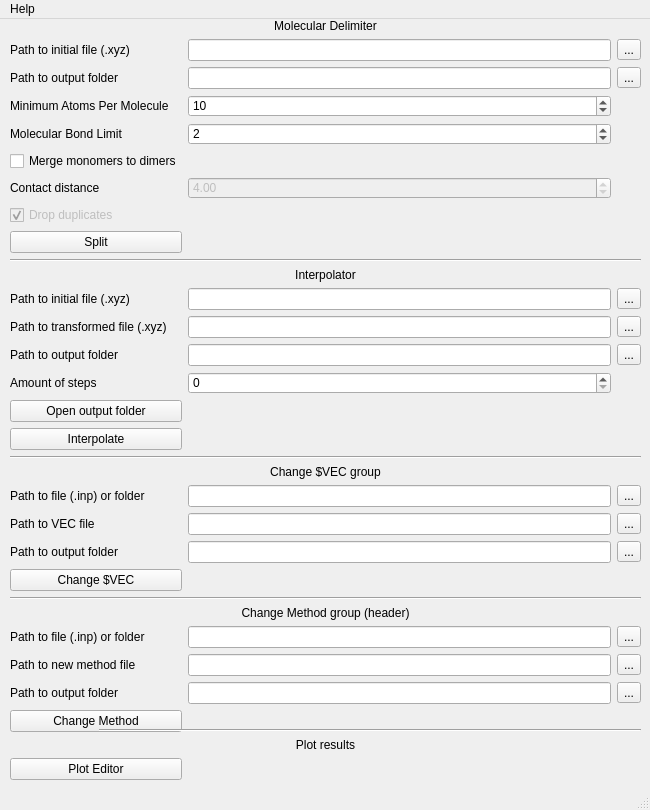
Above: design/mainWindow.ui from hipstorsmith/molecule_processor before the change. Below: the same form after it.
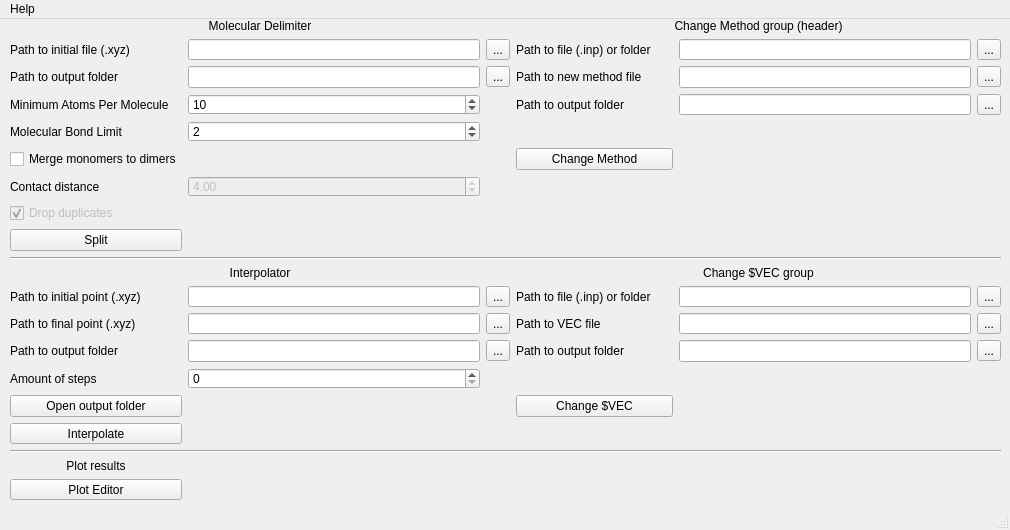
That is the form after the change.

Diff of the .ui file:
```diff
--- a/design/mainWindow.ui
+++ b/design/mainWindow.ui
@@ -6,38 +6,62 @@
    <rect>
     <x>0</x>
     <y>0</y>
-    <width>650</width>
-    <height>810</height>
+    <width>1010</width>
+    <height>530</height>
    </rect>
   </property>
   <property name="minimumSize">
    <size>
-    <width>650</width>
-    <height>810</height>
+    <width>1010</width>
+    <height>530</height>
    </size>
   </property>
   <property name="maximumSize">
    <size>
-    <width>650</width>
-    <height>810</height>
+    <width>1010</width>
+    <height>530</height>
    </size>
   </property>
   <property name="windowTitle">
    <string>Molecule Processor</string>
   </property>
   <widget class="QWidget" name="centralwidget">
-   <widget class="QWidget" name="layoutWidget">
+   <widget class="QWidget" name="">
     <property name="geometry">
      <rect>
       <x>10</x>
       <y>0</y>
-      <width>631</width>
-      <height>761</height>
+      <width>991</width>
+      <height>481</height>
      </rect>
     </property>
     <layout class="QGridLayout" name="gridLayout">
-     <item row="2" column="2">
-      <widget class="QLineEdit" name="delimiterOutputFolderEdit">
+     <item row="12" column="3" colspan="2">
+      <widget class="QLabel" name="label_5">
+       <property name="text">
+        <string>Path to file (.inp) or folder</string>
+       </property>
+      </widget>
+     </item>
+     <item row="14" column="3" colspan="2">
+      <widget class="QLabel" name="label_15">
+       <property name="text">
+        <string>Path to output folder</string>
+       </property>
+      </widget>
+     </item>
+     <item row="0" column="3" colspan="4">
+      <widget class="QLabel" name="label_2">
+       <property name="text">
+        <string>Change Method group (header)</string>
+       </property>
+       <property name="alignment">
+        <set>Qt::AlignCenter</set>
+       </property>
+      </widget>
+     </item>
+     <item row="14" column="1">
+      <widget class="QLineEdit" name="interpolationOutputFolderEdit">
        <property name="enabled">
         <bool>true</bool>
        </property>
@@ -46,28 +70,160 @@
        </property>
       </widget>
      </item>
-     <item row="3" column="0" colspan="2">
-      <widget class="QLabel" name="label_24">
+     <item row="14" column="5">
+      <widget class="QLineEdit" name="vecOutputFolderEdit">
+       <property name="enabled">
+        <bool>true</bool>
+       </property>
+       <property name="readOnly">
+        <bool>true</bool>
+       </property>
+      </widget>
+     </item>
+     <item row="16" column="0">
+      <widget class="QPushButton" name="interpolatorOpenFolderButton">
        <property name="text">
-        <string>Minimum Atoms Per Molecule</string>
+        <string>Open output folder</string>
        </property>
       </widget>
      </item>
-     <item row="4" column="2">
-      <widget class="QSpinBox" name="delimiterBondAtomsBox">
-       <property name="value">
-        <number>2</number>
+     <item row="15" column="1">
+      <widget class="QSpinBox" name="interpolationStepsAmountBox">
+       <property name="maximum">
+        <number>99999</number>
        </property>
       </widget>
      </item>
-     <item row="1" column="0" colspan="2">
+     <item row="18" column="0" colspan="7">
+      <widget class="Line" name="line_4">
+       <property name="orientation">
+        <enum>Qt::Horizontal</enum>
+       </property>
+      </widget>
+     </item>
+     <item row="20" column="0">
+      <widget class="QPushButton" name="plotRunEditorButton">
+       <property name="text">
+        <string>Plot Editor</string>
+       </property>
+      </widget>
+     </item>
+     <item row="14" column="2">
+      <widget class="QToolButton" name="interpolationOutputFolderButton">
+       <property name="text">
+        <string>...</string>
+       </property>
+      </widget>
+     </item>
+     <item row="13" column="6">
+      <widget class="QToolButton" name="vecVecFileButton">
+       <property name="text">
+        <string>...</string>
+       </property>
+      </widget>
+     </item>
+     <item row="15" column="0">
+      <widget class="QLabel" name="label_13">
+       <property name="text">
+        <string>Amount of steps</string>
+       </property>
+       <property name="alignment">
+        <set>Qt::AlignLeading|Qt::AlignLeft|Qt::AlignVCenter</set>
+       </property>
+      </widget>
+     </item>
+     <item row="19" column="0">
+      <widget class="QLabel" name="label_4">
+       <property name="text">
+        <string>Plot results</string>
+       </property>
+       <property name="alignment">
+        <set>Qt::AlignCenter</set>
+       </property>
+      </widget>
+     </item>
+     <item row="14" column="6">
+      <widget class="QToolButton" name="vecOutputFolderButton">
+       <property name="text">
+        <string>...</string>
+       </property>
+      </widget>
+     </item>
+     <item row="14" column="0">
+      <widget class="QLabel" name="label_12">
+       <property name="text">
+        <string>Path to output folder</string>
+       </property>
+      </widget>
+     </item>
+     <item row="17" column="0">
+      <widget class="QPushButton" name="interpolationRunButton">
+       <property name="maximumSize">
+        <size>
+         <width>16777215</width>
+         <height>16777215</height>
+        </size>
+       </property>
+       <property name="text">
+        <string>Interpolate</string>
+       </property>
+      </widget>
+     </item>
+     <item row="1" column="3" colspan="2">
+      <widget class="QLabel" name="label_7">
+       <property name="minimumSize">
+        <size>
+         <width>157</width>
+         <height>0</height>
+        </size>
+       </property>
+       <property name="text">
+        <string>Path to file (.inp) or folder</string>
+       </property>
+      </widget>
+     </item>
+     <item row="1" column="5">
+      <widget class="QLineEdit" name="methodInputFileEdit">
+       <property name="enabled">
+        <bool>true</bool>
+       </property>
+       <property name="readOnly">
+        <bool>true</bool>
+       </property>
+      </widget>
+     </item>
+     <item row="0" column="0" colspan="3">
+      <widget class="QLabel" name="label_18">
+       <property name="text">
+        <string>Molecular Delimiter</string>
+       </property>
+       <property name="alignment">
+        <set>Qt::AlignCenter</set>
+       </property>
+      </widget>
+     </item>
+     <item row="1" column="6">
+      <widget class="QToolButton" name="methodInputFileButton">
+       <property name="text">
+        <string>...</string>
+       </property>
+      </widget>
+     </item>
+     <item row="2" column="0">
+      <widget class="QLabel" name="label_14">
+       <property name="text">
+        <string>Path to output folder</string>
+       </property>
+      </widget>
+     </item>
+     <item row="1" column="0">
       <widget class="QLabel" name="label_19">
        <property name="text">
         <string>Path to initial file (.xyz)</string>
        </property>
       </widget>
      </item>
-     <item row="1" column="2">
+     <item row="1" column="1">
       <widget class="QLineEdit" name="delimiterXyzFileEdit">
        <property name="enabled">
         <bool>true</bool>
@@ -77,66 +233,106 @@
        </property>
       </widget>
      </item>
-     <item row="2" column="0" colspan="2">
-      <widget class="QLabel" name="label_14">
+     <item row="1" column="2">
+      <widget class="QToolButton" name="delimiterXyzFileButton">
        <property name="text">
-        <string>Path to output folder</string>
+        <string>...</string>
        </property>
       </widget>
      </item>
-     <item row="3" column="2">
-      <widget class="QSpinBox" name="delimiterMinAtomsBox">
-       <property name="value">
-        <number>10</number>
+     <item row="8" column="0">
+      <widget class="QPushButton" name="delimiterSplitButton">
+       <property name="text">
+        <string>Split</string>
        </property>
       </widget>
      </item>
-     <item row="4" column="0" colspan="2">
+     <item row="12" column="6">
+      <widget class="QToolButton" name="vecInputFileButton">
+       <property name="text">
+        <string>...</string>
+       </property>
+      </widget>
+     </item>
+     <item row="2" column="3" colspan="2">
+      <widget class="QLabel" name="label_8">
+       <property name="text">
+        <string>Path to new method file</string>
+       </property>
+      </widget>
+     </item>
+     <item row="2" column="1">
+      <widget class="QLineEdit" name="delimiterOutputFolderEdit">
+       <property name="enabled">
+        <bool>true</bool>
+       </property>
+       <property name="readOnly">
+        <bool>true</bool>
+       </property>
+      </widget>
+     </item>
+     <item row="10" column="0" rowspan="2" colspan="3">
+      <widget class="QLabel" name="label_3">
+       <property name="text">
+        <string>Interpolator</string>
+       </property>
+       <property name="alignment">
+        <set>Qt::AlignCenter</set>
+       </property>
+      </widget>
+     </item>
+     <item row="4" column="0">
       <widget class="QLabel" name="label_23">
        <property name="text">
         <string>Molecular Bond Limit</string>
        </property>
       </widget>
      </item>
-     <item row="5" column="0" colspan="2">
-      <widget class="QCheckBox" name="delimiterMergeToDimers">
-       <property name="text">
-        <string>Merge monomers to dimers</string>
+     <item row="3" column="5">
+      <widget class="QLineEdit" name="methodOutputFolderEdit">
+       <property name="enabled">
+        <bool>true</bool>
        </property>
-      </widget>
-     </item>
-     <item row="6" column="0" colspan="2">
-      <widget class="QLabel" name="label_9">
-       <property name="text">
-        <string>Contact distance</string>
+       <property name="readOnly">
+        <bool>true</bool>
        </property>
       </widget>
      </item>
-     <item row="0" column="0" colspan="4">
-      <widget class="QLabel" name="label_18">
-       <property name="text">
-        <string>Molecular Delimiter</string>
+     <item row="4" column="1">
+      <widget class="QSpinBox" name="delimiterBondAtomsBox">
+       <property name="value">
+        <number>2</number>
        </property>
-       <property name="alignment">
-        <set>Qt::AlignCenter</set>
-       </property>
       </widget>
      </item>
-     <item row="1" column="3">
-      <widget class="QToolButton" name="delimiterXyzFileButton">
-       <property name="text">
-        <string>...</string>
-       </property>
-      </widget>
-     </item>
-     <item row="2" column="3">
+     <item row="2" column="2">
       <widget class="QToolButton" name="delimiterOutputFolderButton">
        <property name="text">
         <string>...</string>
        </property>
       </widget>
      </item>
-     <item row="6" column="2">
+     <item row="10" column="3" rowspan="2" colspan="4">
+      <widget class="QLabel" name="label">
+       <property name="text">
+        <string>Change $VEC group</string>
+       </property>
+       <property name="alignment">
+        <set>Qt::AlignCenter</set>
+       </property>
+      </widget>
+     </item>
+     <item row="12" column="5">
+      <widget class="QLineEdit" name="vecInputFileEdit">
+       <property name="enabled">
+        <bool>true</bool>
+       </property>
+       <property name="readOnly">
+        <bool>true</bool>
+       </property>
+      </widget>
+     </item>
+     <item row="6" column="1">
       <widget class="QDoubleSpinBox" name="delimiterContactDistance">
        <property name="enabled">
         <bool>false</bool>
@@ -146,7 +342,17 @@
        </property>
       </widget>
      </item>
-     <item row="7" column="0" colspan="2">
+     <item row="2" column="5">
+      <widget class="QLineEdit" name="methodMethodFileEdit">
+       <property name="enabled">
+        <bool>true</bool>
+       </property>
+       <property name="readOnly">
+        <bool>true</bool>
+       </property>
+      </widget>
+     </item>
+     <item row="7" column="0">
       <widget class="QCheckBox" name="delimiterDropDuplicates">
        <property name="enabled">
         <bool>false</bool>
@@ -159,24 +365,21 @@
        </property>
       </widget>
      </item>
-     <item row="8" column="0" colspan="2">
-      <widget class="QPushButton" name="delimiterSplitButton">
+     <item row="12" column="2">
+      <widget class="QToolButton" name="interpolationInitialFileButton">
        <property name="text">
-        <string>Split</string>
+        <string>...</string>
        </property>
       </widget>
      </item>
-     <item row="18" column="0" colspan="4">
-      <widget class="QLabel" name="label">
+     <item row="3" column="6">
+      <widget class="QToolButton" name="methodOutputFolderButton">
        <property name="text">
-        <string>Change $VEC group</string>
+        <string>...</string>
        </property>
-       <property name="alignment">
-        <set>Qt::AlignCenter</set>
-       </property>
       </widget>
      </item>
-     <item row="20" column="2">
+     <item row="13" column="5">
       <widget class="QLineEdit" name="vecVecFileEdit">
        <property name="enabled">
         <bool>true</bool>
@@ -186,34 +389,28 @@
        </property>
       </widget>
      </item>
-     <item row="21" column="3">
-      <widget class="QToolButton" name="vecOutputFolderButton">
+     <item row="3" column="1">
+      <widget class="QSpinBox" name="delimiterMinAtomsBox">
+       <property name="value">
+        <number>10</number>
+       </property>
+      </widget>
+     </item>
+     <item row="12" column="0">
+      <widget class="QLabel" name="label_10">
+       <property name="text">
+        <string>Path to initial point (.xyz)</string>
+       </property>
+      </widget>
+     </item>
+     <item row="2" column="6">
+      <widget class="QToolButton" name="methodMethodFileButton">
        <property name="text">
         <string>...</string>
        </property>
       </widget>
      </item>
-     <item row="10" column="0" colspan="4">
-      <widget class="QLabel" name="label_3">
-       <property name="text">
-        <string>Interpolator</string>
-       </property>
-       <property name="alignment">
-        <set>Qt::AlignCenter</set>
-       </property>
-      </widget>
-     </item>
-     <item row="21" column="2">
-      <widget class="QLineEdit" name="vecOutputFolderEdit">
-       <property name="enabled">
-        <bool>true</bool>
-       </property>
-       <property name="readOnly">
-        <bool>true</bool>
-       </property>
-      </widget>
-     </item>
-     <item row="11" column="2">
+     <item row="12" column="1">
       <widget class="QLineEdit" name="interpolationInitialFileEdit">
        <property name="enabled">
         <bool>true</bool>
@@ -223,17 +420,21 @@
        </property>
       </widget>
      </item>
-     <item row="13" column="2">
-      <widget class="QLineEdit" name="interpolationOutputFolderEdit">
-       <property name="enabled">
-        <bool>true</bool>
+     <item row="5" column="0">
+      <widget class="QCheckBox" name="delimiterMergeToDimers">
+       <property name="text">
+        <string>Merge monomers to dimers</string>
        </property>
-       <property name="readOnly">
-        <bool>true</bool>
+      </widget>
+     </item>
+     <item row="13" column="3" colspan="2">
+      <widget class="QLabel" name="label_6">
+       <property name="text">
+        <string>Path to VEC file</string>
        </property>
       </widget>
      </item>
-     <item row="12" column="2">
+     <item row="13" column="1">
       <widget class="QLineEdit" name="interpolationTransformedFileEdit">
        <property name="enabled">
         <bool>true</bool>
@@ -243,268 +444,59 @@
        </property>
       </widget>
      </item>
-     <item row="19" column="0" colspan="2">
-      <widget class="QLabel" name="label_5">
-       <property name="text">
-        <string>Path to file (.inp) or folder</string>
-       </property>
-      </widget>
-     </item>
-     <item row="19" column="2">
-      <widget class="QLineEdit" name="vecInputFileEdit">
-       <property name="enabled">
-        <bool>true</bool>
-       </property>
-       <property name="readOnly">
-        <bool>true</bool>
-       </property>
-      </widget>
-     </item>
-     <item row="22" column="0" colspan="2">
-      <widget class="QPushButton" name="vecChangeVecButton">
-       <property name="text">
-        <string>Change $VEC</string>
-       </property>
-      </widget>
-     </item>
-     <item row="23" column="0" colspan="4">
-      <widget class="Line" name="line_3">
-       <property name="orientation">
-        <enum>Qt::Horizontal</enum>
-       </property>
-      </widget>
-     </item>
-     <item row="24" column="0" colspan="4">
-      <widget class="QLabel" name="label_2">
-       <property name="text">
-        <string>Change Method group (header)</string>
-       </property>
-       <property name="alignment">
-        <set>Qt::AlignCenter</set>
-       </property>
-      </widget>
-     </item>
-     <item row="11" column="3">
-      <widget class="QToolButton" name="interpolationInitialFileButton">
-       <property name="text">
-        <string>...</string>
-       </property>
-      </widget>
-     </item>
-     <item row="14" column="0" colspan="2">
-      <widget class="QLabel" name="label_13">
-       <property name="text">
-        <string>Amount of steps</string>
-       </property>
-       <property name="alignment">
-        <set>Qt::AlignLeading|Qt::AlignLeft|Qt::AlignVCenter</set>
-       </property>
-      </widget>
-     </item>
-     <item row="12" column="3">
+     <item row="13" column="2">
       <widget class="QToolButton" name="interpolationTransformedFileButton">
        <property name="text">
         <string>...</string>
        </property>
       </widget>
      </item>
-     <item row="9" column="0" colspan="4">
+     <item row="9" column="0" colspan="7">
       <widget class="Line" name="line_2">
        <property name="orientation">
         <enum>Qt::Horizontal</enum>
        </property>
       </widget>
      </item>
-     <item row="13" column="0" colspan="2">
-      <widget class="QLabel" name="label_12">
+     <item row="3" column="3" colspan="2">
+      <widget class="QLabel" name="label_16">
        <property name="text">
         <string>Path to output folder</string>
        </property>
       </widget>
      </item>
-     <item row="17" column="0" colspan="4">
-      <widget class="Line" name="line_4">
-       <property name="orientation">
-        <enum>Qt::Horizontal</enum>
-       </property>
-      </widget>
-     </item>
-     <item row="19" column="3">
-      <widget class="QToolButton" name="vecInputFileButton">
+     <item row="3" column="0">
+      <widget class="QLabel" name="label_24">
        <property name="text">
-        <string>...</string>
+        <string>Minimum Atoms Per Molecule</string>
        </property>
       </widget>
      </item>
-     <item row="13" column="3">
-      <widget class="QToolButton" name="interpolationOutputFolderButton">
-       <property name="text">
-        <string>...</string>
-       </property>
-      </widget>
-     </item>
-     <item row="14" column="2">
-      <widget class="QSpinBox" name="interpolationStepsAmountBox">
-       <property name="maximum">
-        <number>99999</number>
-       </property>
-      </widget>
-     </item>
-     <item row="20" column="0" colspan="2">
-      <widget class="QLabel" name="label_6">
-       <property name="text">
-        <string>Path to VEC file</string>
-       </property>
-      </widget>
-     </item>
-     <item row="20" column="3">
-      <widget class="QToolButton" name="vecVecFileButton">
-       <property name="text">
-        <string>...</string>
-       </property>
-      </widget>
-     </item>
-     <item row="21" column="0" colspan="2">
-      <widget class="QLabel" name="label_15">
-       <property name="text">
-        <string>Path to output folder</string>
-       </property>
-      </widget>
-     </item>
-     <item row="25" column="0" colspan="2">
-      <widget class="QLabel" name="label_7">
-       <property name="text">
-        <string>Path to file (.inp) or folder</string>
-       </property>
-      </widget>
-     </item>
-     <item row="12" column="0" colspan="2">
+     <item row="13" column="0">
       <widget class="QLabel" name="label_11">
        <property name="text">
-        <string>Path to transformed file (.xyz)</string>
+        <string>Path to final point (.xyz)</string>
        </property>
       </widget>
      </item>
-     <item row="15" column="0" colspan="2">
-      <widget class="QPushButton" name="interpolatorOpenFolderButton">
+     <item row="6" column="0">
+      <widget class="QLabel" name="label_9">
        <property name="text">
-        <string>Open output folder</string>
+        <string>Contact distance</string>
        </property>
       </widget>
      </item>
-     <item row="11" column="0" colspan="2">
-      <widget class="QLabel" name="label_10">
-       <property name="text">
-        <string>Path to initial file (.xyz)</string>
-       </property>
-      </widget>
-     </item>
-     <item row="28" column="0" rowspan="2" colspan="2">
+     <item row="5" column="3" colspan="2">
       <widget class="QPushButton" name="methodChangeMethodButton">
        <property name="text">
         <string>Change Method</string>
        </property>
       </widget>
      </item>
-     <item row="25" column="2">
-      <widget class="QLineEdit" name="methodInputFileEdit">
-       <property name="enabled">
-        <bool>true</bool>
-       </property>
-       <property name="readOnly">
-        <bool>true</bool>
-       </property>
-      </widget>
-     </item>
-     <item row="26" column="2">
-      <widget class="QLineEdit" name="methodMethodFileEdit">
-       <property name="enabled">
-        <bool>true</bool>
-       </property>
-       <property name="readOnly">
-        <bool>true</bool>
-       </property>
-      </widget>
-     </item>
-     <item row="31" column="0" colspan="2">
-      <widget class="QPushButton" name="plotRunEditorButton">
+     <item row="16" column="3" colspan="2">
+      <widget class="QPushButton" name="vecChangeVecButton">
        <property name="text">
-        <string>Plot Editor</string>
-       </property>
-      </widget>
-     </item>
-     <item row="25" column="3">
-      <widget class="QToolButton" name="methodInputFileButton">
-       <property name="text">
-        <string>...</string>
-       </property>
-      </widget>
-     </item>
-     <item row="27" column="3">
-      <widget class="QToolButton" name="methodOutputFolderButton">
-       <property name="text">
-        <string>...</string>
-       </property>
-      </widget>
-     </item>
-     <item row="27" column="0" colspan="2">
-      <widget class="QLabel" name="label_16">
-       <property name="text">
-        <string>Path to output folder</string>
-       </property>
-      </widget>
-     </item>
-     <item row="26" column="3">
-      <widget class="QToolButton" name="methodMethodFileButton">
-       <property name="text">
-        <string>...</string>
-       </property>
-      </widget>
-     </item>
-     <item row="30" column="0" colspan="4">
-      <widget class="QLabel" name="label_4">
-       <property name="text">
-        <string>Plot results</string>
-       </property>
-       <property name="alignment">
-        <set>Qt::AlignCenter</set>
-       </property>
-      </widget>
-     </item>
-     <item row="26" column="0" colspan="2">
-      <widget class="QLabel" name="label_8">
-       <property name="text">
-        <string>Path to new method file</string>
-       </property>
-      </widget>
-     </item>
-     <item row="27" column="2">
-      <widget class="QLineEdit" name="methodOutputFolderEdit">
-       <property name="enabled">
-        <bool>true</bool>
-       </property>
-       <property name="readOnly">
-        <bool>true</bool>
-       </property>
-      </widget>
-     </item>
-     <item row="29" column="1" colspan="3">
-      <widget class="Line" name="line">
-       <property name="orientation">
-        <enum>Qt::Horizontal</enum>
-       </property>
-      </widget>
-     </item>
-     <item row="16" column="0" colspan="2">
-      <widget class="QPushButton" name="interpolationRunButton">
-       <property name="maximumSize">
-        <size>
-         <width>16777215</width>
-         <height>16777215</height>
-        </size>
-       </property>
-       <property name="text">
-        <string>Interpolate</string>
+        <string>Change $VEC</string>
        </property>
       </widget>
      </item>
@@ -517,7 +509,7 @@
     <rect>
      <x>0</x>
      <y>0</y>
-     <width>650</width>
+     <width>1010</width>
      <height>22</height>
     </rect>
    </property>
```
